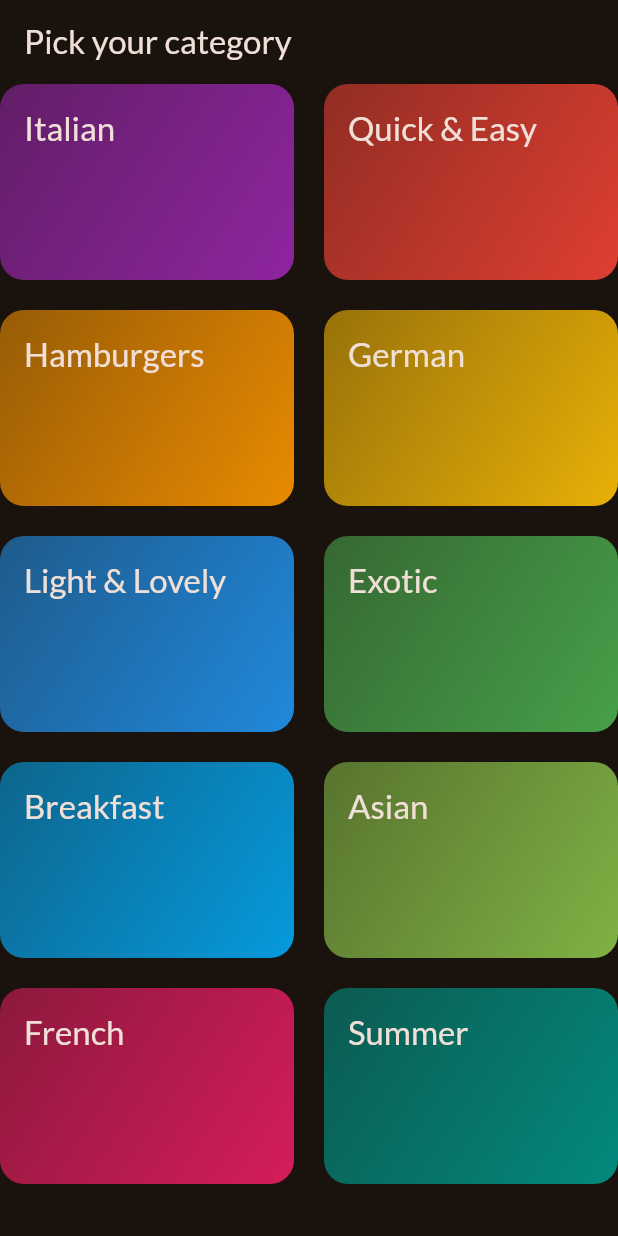
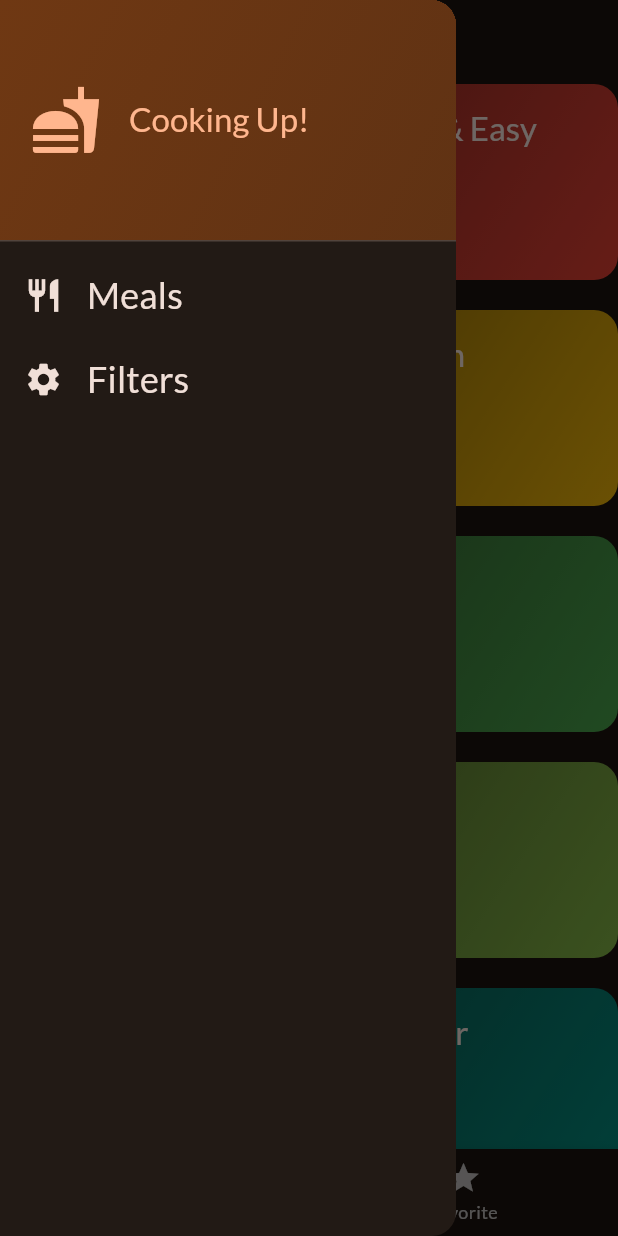
Before and after one commit to alramdhan/meals, a Flutter app: the screen it shows after launch, with the side drawer open (before the commit the screen has no drawer), on a phone screen of 412 x 824 dp. Run offline on Flutter 3.47's test engine with Material 3 defaults, Android fonts, the phone set to English and light mode, and no system bars; our stand-ins replace google_fonts, transparent_image.

Commit message:
Section 8 - 173 Done

```diff
--- a/lib/main.dart
+++ b/lib/main.dart
@@ -2,7 +2,7 @@
 import 'package:flutter/material.dart';
 
 import 'package:google_fonts/google_fonts.dart';
-import 'package:meals/screens/categories.dart';
+import 'package:meals/screens/tabs.dart';
 
 final theme = ThemeData(
   useMaterial3: true,
@@ -24,7 +24,7 @@ class App extends StatelessWidget {
   Widget build(BuildContext context) {
     return MaterialApp(
       theme: theme,
-      home: const CategoriesScreen(),
+      home: const TabsScreen(),
     );
   }
 }
--- a/lib/screens/categories.dart
+++ b/lib/screens/categories.dart
@@ -1,11 +1,14 @@
 import 'package:flutter/material.dart';
 import 'package:meals/data/dummy_data.dart';
 import 'package:meals/models/category.dart';
+import 'package:meals/models/meal.dart';
 import 'package:meals/screens/meals.dart';
 import 'package:meals/widgets/category_grid_item.dart';
 
 class CategoriesScreen extends StatelessWidget {
-  const CategoriesScreen({super.key});
+  const CategoriesScreen({super.key, required this.onToggleFavorite});
+
+  final void Function(Meal meal) onToggleFavorite;
 
   void _selectCategory(BuildContext context, Category category) {
     final filteredMeals = dummyMeals.where((meal) => meal.categories.contains(category.id)).toList();
@@ -15,7 +18,8 @@ class CategoriesScreen extends StatelessWidget {
       MaterialPageRoute(
         builder: (_) => MealsScreen(
           title: category.title,
-          meals: filteredMeals
+          meals: filteredMeals,
+          onToggleFavorite: onToggleFavorite,
         )
       )
     );
@@ -23,11 +27,7 @@ class CategoriesScreen extends StatelessWidget {
 
   @override
   Widget build(BuildContext context) {
-    return Scaffold(
-      appBar: AppBar(
-        title: const Text('Pick your category'),
-      ),
-      body: GridView(
+    return GridView(
       gridDelegate: const SliverGridDelegateWithFixedCrossAxisCount(
         crossAxisCount: 2,
         childAspectRatio: 3 / 2,
@@ -39,8 +39,7 @@ class CategoriesScreen extends StatelessWidget {
         onSelectCategory: () {
           _selectCategory(context, category);
         }
-        )).toList(),
-      ),
+      )).toList()
     );
   }
 }
--- /dev/null
+++ b/lib/screens/tabs.dart
@@ -0,0 +1,91 @@
+import 'package:flutter/material.dart';
+import 'package:meals/models/meal.dart';
+import 'package:meals/screens/categories.dart';
+import 'package:meals/screens/meals.dart';
+import 'package:meals/widgets/main_drawer.dart';
+
+class TabsScreen extends StatefulWidget {
+  const TabsScreen({super.key});
+
+  @override
+  State<TabsScreen> createState() => _TabsScreenState();
+}
+
+class _TabsScreenState extends State<TabsScreen> {
+  int _selectedTabIndex = 0;
+  final List<Meal> _favoriteMeals = [];
+
+  void _showInfoMessage(String message) {
+    ScaffoldMessenger.of(context).clearSnackBars();
+    ScaffoldMessenger.of(context).showSnackBar(
+      SnackBar(
+        duration: const Duration(seconds: 4),
+        content: Text(message)
+      )
+    );
+  }
+
+  void _toggleMealFavoriteStatus(Meal meal) {
+    final isExisting = _favoriteMeals.contains(meal);
+
+    if(isExisting) {
+      setState(() {
+        _favoriteMeals.remove(meal);
+      });
+      _showInfoMessage('Meal is no longer a favorite.');
+    } else {
+      setState(() {
+        _favoriteMeals.add(meal);
+      });
+      _showInfoMessage('Marked as a favorite.');
+    }
+  }
+
+  void selectPage(index) {
+    setState(() {
+      _selectedTabIndex = index;
+    });
+  }
+
+  void _setScreen(String identifier) {
+    if(identifier == 'filters') {
+
+    } else {
+      Navigator.pop(context);
+    }
+  }
+
+  @override
+  Widget build(BuildContext context) {
+    Widget activePage = CategoriesScreen(onToggleFavorite: _toggleMealFavoriteStatus);
+    var activePageTitle = 'Categories';
+
+    if(_selectedTabIndex == 1) {
+      activePage = MealsScreen(
+        meals: _favoriteMeals,
+        onToggleFavorite: _toggleMealFavoriteStatus,
+      );
+      activePageTitle = "Favorites";
+    }
+
+    return Scaffold(
+      appBar: AppBar(
+        title: Text(activePageTitle),
+      ),
+      drawer: MainDrawer(
+        onSelectScreen: (identifier) {
+          _setScreen(identifier);
+        },
+      ),
+      body: activePage,
+      bottomNavigationBar: BottomNavigationBar(
+        onTap: selectPage,
+        currentIndex: _selectedTabIndex,
+        items: [
+          BottomNavigationBarItem(icon: Icon(Icons.set_meal), label: 'Categories'),
+          BottomNavigationBarItem(icon: Icon(Icons.star), label: 'Favorite')
+        ]
+      ),
+    );
+  }
+}
--- /dev/null
+++ b/lib/widgets/main_drawer.dart
@@ -0,0 +1,73 @@
+import 'package:flutter/material.dart';
+
+class MainDrawer extends StatelessWidget {
+  const MainDrawer({super.key, required this.onSelectScreen});
+
+  final void Function(String identifier) onSelectScreen;
+
+  @override
+  Widget build(BuildContext context) {
+    return Drawer(
+      child: ListView(
+        children: [
+          DrawerHeader(
+            padding: const EdgeInsets.all(20),
+            decoration: BoxDecoration(
+              gradient: LinearGradient(
+                colors: [
+                  Theme.of(context).colorScheme.primaryContainer,
+                  Theme.of(context).colorScheme.primaryContainer.withOpacity(.8),
+                ],
+                begin: Alignment.topLeft,
+                end: Alignment.bottomRight
+              ),
+            ),
+            child: Row(
+              children: [
+                Icon(Icons.fastfood, size: 48, color: Theme.of(context).colorScheme.primary),
+                const SizedBox(width: 18),
+                Text('Cooking Up!',
+                  style: Theme.of(context).textTheme.titleLarge!.copyWith(
+                    color: Theme.of(context).colorScheme.primary
+                  )
+                )
+              ],
+            ),
+          ),
+          ListTile(
+            leading: Icon(
+              Icons.restaurant,
+              size: 26,
+              color: Theme.of(context).colorScheme.onBackground,
+            ),
+            title: Text('Meals',
+              style: Theme.of(context).textTheme.titleSmall!.copyWith(
+                color: Theme.of(context).colorScheme.onBackground,
+                fontSize: 24
+              ),
+            ),
+            onTap: () {
+              onSelectScreen('meals');
+            },
+          ),
+          ListTile(
+            leading: Icon(
+              Icons.settings,
+              size: 26,
+              color: Theme.of(context).colorScheme.onBackground,
+            ),
+            title: Text('Filters',
+              style: Theme.of(context).textTheme.titleSmall!.copyWith(
+                color: Theme.of(context).colorScheme.onBackground,
+                fontSize: 24
+              ),
+            ),
+            onTap: () {
+              onSelectScreen('filters');
+            },
+          ),
+        ],
+      ),
+    );
+  }
+}
```
Also changed, not shown: lib/screens/filters.dart (added, +47 -0 lines), lib/screens/meal_details.dart (added, +76 -0 lines), lib/screens/meals.dart (+23 -6 lines), lib/widgets/meal_detail.dart (deleted, +0 -36 lines), lib/widgets/meal_item.dart (+3 -8 lines). Lines whose indentation alone changed are shown as unchanged.
